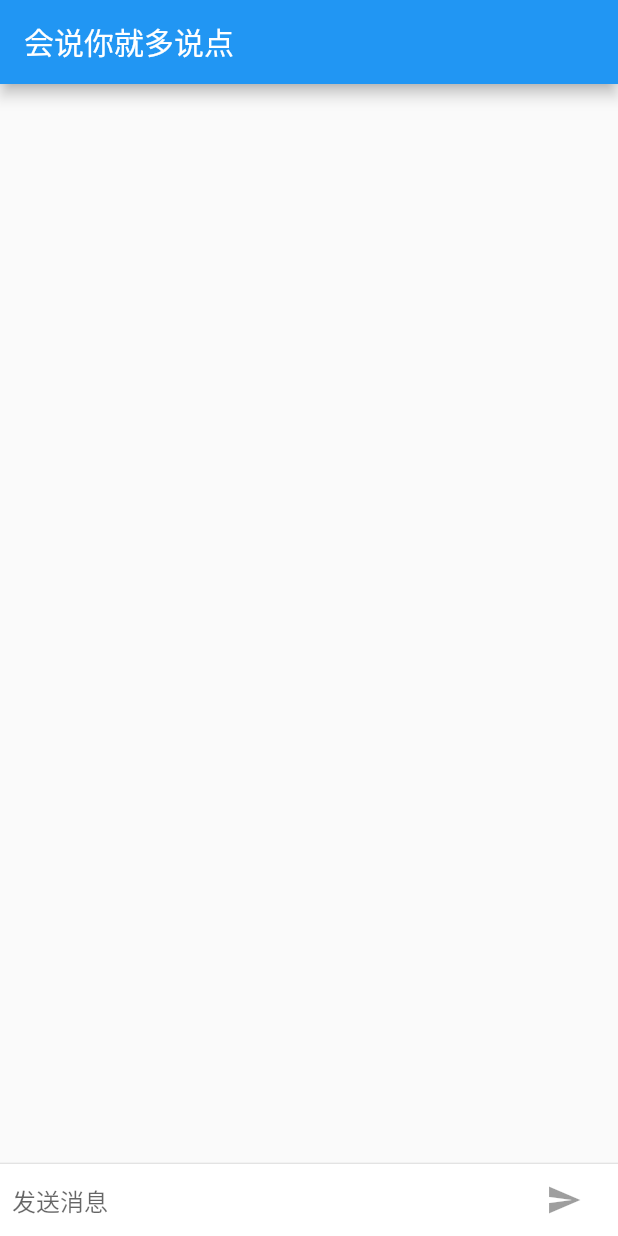
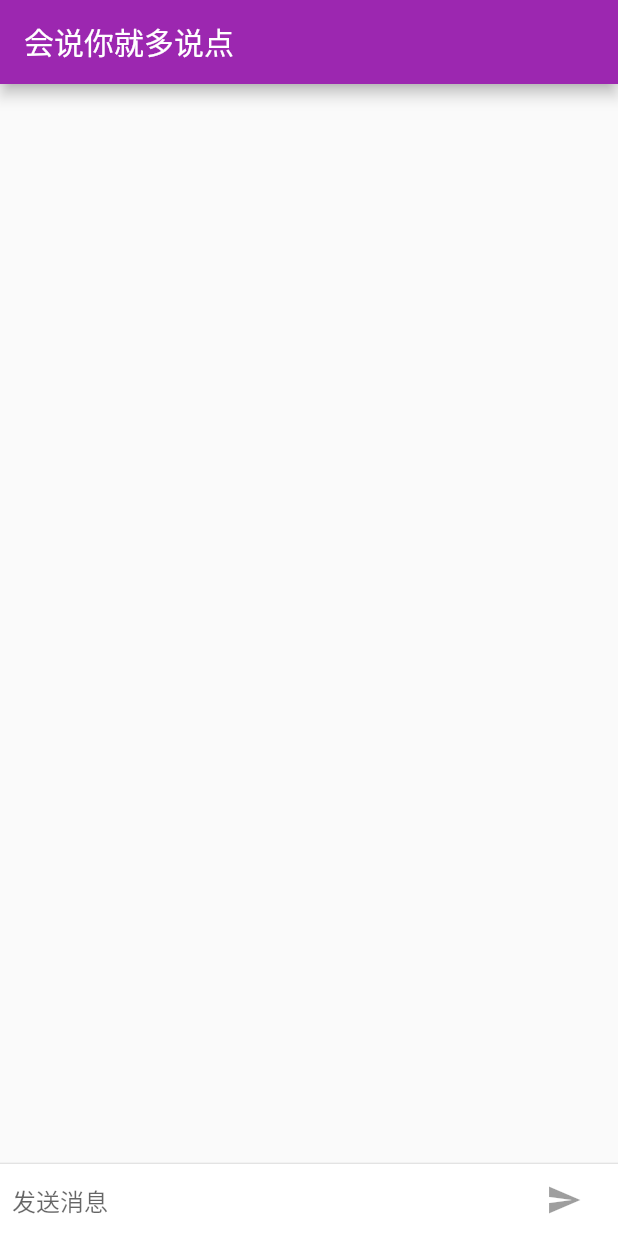
Before and after one commit to liupengzhouyi/liupeng_weather_flutter, a Flutter app: the screen it shows after launch, on a phone screen of 412 x 824 dp. Run offline on Flutter 3.47's test engine with Material 2 defaults, Android fonts, the phone set to English and light mode, and no system bars.

Commit message:
会说你就多说点.不同系统显示不同界面 V 2.1.6

```diff
--- a/lib/main.dart
+++ b/lib/main.dart
@@ -12,8 +12,6 @@ void main() {
     new TalkcasuallyApp(),
   );
 }
-
-
 
 
 
--- a/lib/talk/chatScreen.dart
+++ b/lib/talk/chatScreen.dart
@@ -1,4 +1,5 @@
 
+import 'package:flutter/cupertino.dart';
 import 'package:flutter/material.dart';
 import 'package:liupeng_weather_flutter/talk/chatMassage.dart';
 
@@ -119,12 +120,22 @@ class ChatScreenState extends State<ChatScreen> with TickerProviderStateMixin {
               // 按钮
               new Container(
                 margin: new EdgeInsets.symmetric(horizontal: 4.0),
+                // 根据系统选择样式
                   // 按钮子控件
-                child: new IconButton(
+                child: Theme.of(context).platform == TargetPlatform.iOS
+                  ? new CupertinoButton(
+                      child: new Text('发送'),
+                      onPressed: _isComposing
+                        ? () => _handleSubmitted(_textEditingController.text)
+                        : null,
+                    )
+                  : new IconButton(
                       // 图标
                       icon: new Icon(Icons.send),
                       // 回调函数
-                  onPressed: _isComposing ? () => _handleSubmitted(_textEditingController.text) : null
+                      onPressed: _isComposing
+                        ? () => _handleSubmitted(_textEditingController.text)
+                        : null,
                     ),
               )
             ],
@@ -141,10 +152,13 @@ class ChatScreenState extends State<ChatScreen> with TickerProviderStateMixin {
         title: new Text(
           '会说你就多说点'
         ),
+        // elevation属性定义了AppBar的z坐标。z坐标值为0.0没有阴影（iOS），4.0的值具有定义的阴影（Android）。
+        elevation: Theme.of(context).platform == TargetPlatform.iOS ? 0.0 : 4.0,
       ),
       // 垂直布置其直接的子控件列表（children）。
       // Column可以占用多个子窗口控件，这是包括一个滚动列表和一个输入字段的行。
-      body: new Column(
+      body: new Container(
+        child: new Column(
           children: <Widget>[
             // 作为ListView的父级。
             // 这告诉框架让接收到消息的列表展开以填充Column高度，而TextField保持固定的大小。
@@ -179,7 +193,16 @@ class ChatScreenState extends State<ChatScreen> with TickerProviderStateMixin {
               child: _buildTextComposer(),
             ),
           ],
+        ),
+        // 将顶级Column包装在Container控件中，使其在上边缘呈浅灰色边框。
+        // 这个边框将有助于在iOS上将AppBar与body区分开来。同时要在Android上隐藏边框，
+        decoration: Theme.of(context).platform == TargetPlatform.iOS ?
+          new BoxDecoration(
+            border: new Border(
+              top: new BorderSide(color: Colors.grey[200])
             )
+          ) : null,
+      ),
     );
   }
 
--- a/lib/talk/talkcasuallyApp.dart
+++ b/lib/talk/talkcasuallyApp.dart
@@ -1,12 +1,17 @@
 
+import 'package:flutter/foundation.dart';
 import 'package:flutter/material.dart';
 import 'package:liupeng_weather_flutter/talk/chatScreen.dart';
+import 'package:liupeng_weather_flutter/talk/theme.dart';
 
 class TalkcasuallyApp extends StatelessWidget {
   @override
   Widget build(BuildContext context) {
     return new MaterialApp(
       title: '会说你就多说点',
+      theme: defaultTargetPlatform == TargetPlatform.iOS
+        ? kIOSTheme
+        : kDefaultTheme,
       home: new ChatScreen(),
     );
   }
--- /dev/null
+++ b/lib/talk/theme.dart
@@ -0,0 +1,13 @@
+// V 2.1.6 版本 add
+import 'package:flutter/material.dart';
+
+final ThemeData kIOSTheme = new ThemeData(
+  primarySwatch: Colors.orange,
+  primaryColor: Colors.grey[100],
+  primaryColorBrightness: Brightness.light,
+);
+
+final ThemeData kDefaultTheme = new ThemeData(
+  primarySwatch: Colors.purple,
+  accentColor: Colors.orangeAccent[400],
+);
```
Lines whose indentation alone changed are shown as unchanged.
